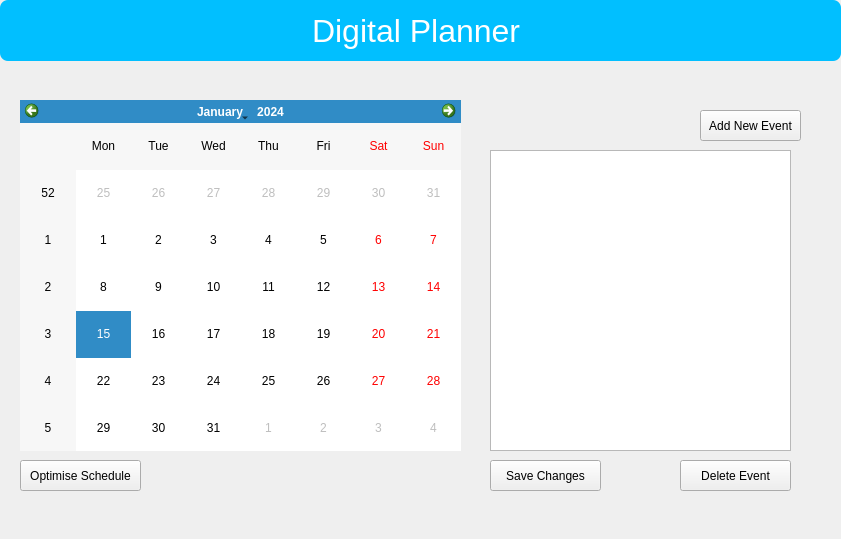
First picture: the form in main.ui, repository RoryM18/Honours-Project-Genetic-Algorithm-Planner, before the edit.
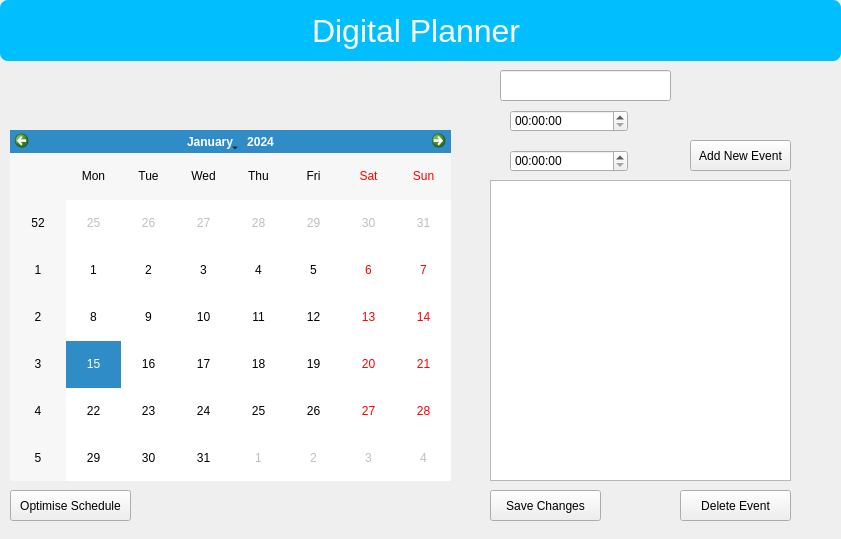
Second picture: the form after the edit.

The edit to the form file:
```diff
--- a/main.ui
+++ b/main.ui
@@ -16,8 +16,8 @@
   <widget class="QCalendarWidget" name="calendarWidget">
    <property name="geometry">
     <rect>
-     <x>20</x>
-     <y>100</y>
+     <x>10</x>
+     <y>130</y>
      <width>441</width>
      <height>351</height>
     </rect>
@@ -27,7 +27,7 @@
    <property name="geometry">
     <rect>
      <x>490</x>
-     <y>150</y>
+     <y>180</y>
      <width>301</width>
      <height>301</height>
     </rect>
@@ -37,7 +37,7 @@
    <property name="geometry">
     <rect>
      <x>490</x>
-     <y>460</y>
+     <y>490</y>
      <width>111</width>
      <height>31</height>
     </rect>
@@ -49,8 +49,8 @@
   <widget class="QPushButton" name="pushButton_2">
    <property name="geometry">
     <rect>
-     <x>700</x>
-     <y>110</y>
+     <x>690</x>
+     <y>140</y>
      <width>101</width>
      <height>31</height>
     </rect>
@@ -63,7 +63,7 @@
    <property name="geometry">
     <rect>
      <x>680</x>
-     <y>460</y>
+     <y>490</y>
      <width>111</width>
      <height>31</height>
     </rect>
@@ -97,8 +97,8 @@
   <widget class="QPushButton" name="pushButton_4">
    <property name="geometry">
     <rect>
-     <x>20</x>
-     <y>460</y>
+     <x>10</x>
+     <y>490</y>
      <width>121</width>
      <height>31</height>
     </rect>
@@ -107,6 +107,36 @@
     <string>Optimise Schedule</string>
    </property>
   </widget>
+  <widget class="QLineEdit" name="taskLineEdit">
+   <property name="geometry">
+    <rect>
+     <x>500</x>
+     <y>70</y>
+     <width>171</width>
+     <height>31</height>
+    </rect>
+   </property>
+  </widget>
+  <widget class="QTimeEdit" name="startTimeEdit">
+   <property name="geometry">
+    <rect>
+     <x>510</x>
+     <y>110</y>
+     <width>118</width>
+     <height>22</height>
+    </rect>
+   </property>
+  </widget>
+  <widget class="QTimeEdit" name="endTimeEdit">
+   <property name="geometry">
+    <rect>
+     <x>510</x>
+     <y>150</y>
+     <width>118</width>
+     <height>22</height>
+    </rect>
+   </property>
+  </widget>
  </widget>
  <resources/>
  <connections/>
```
Left out of the diff: 8 changed lines with no effect on the pictures.
